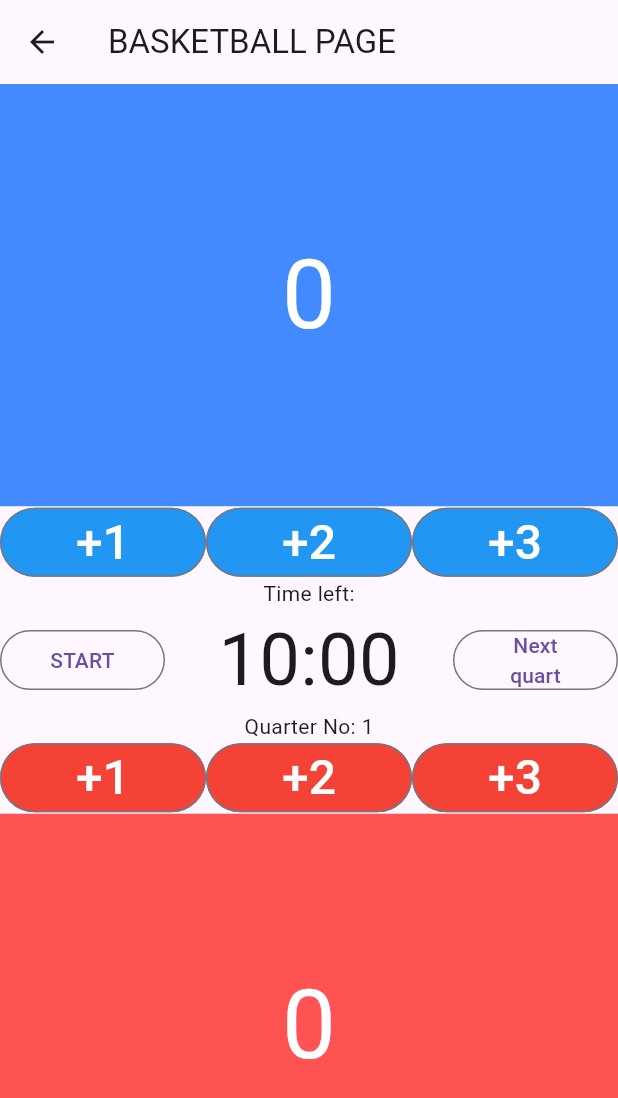
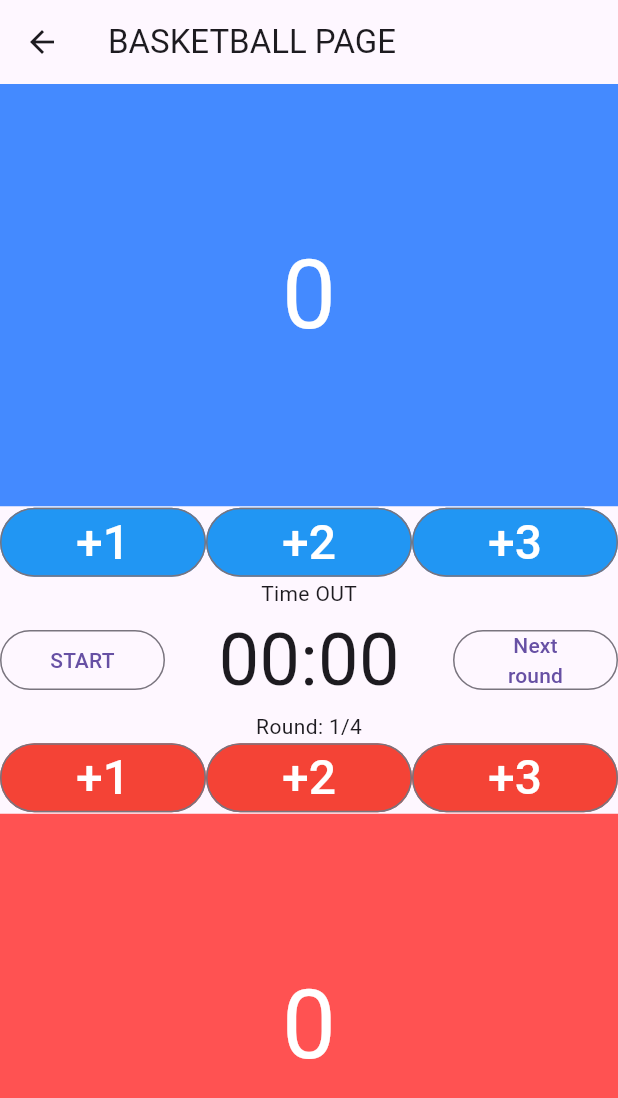
Before and after one commit to MateuszWisniewskii/Score-Counter, a Flutter app: the BasketBallPage screen opened by its route, after a tap on "+1", on a phone screen of 412 x 824 dp. Shown: the top 1098 px of the screen. Run offline on Flutter 3.47's test engine with Material 3 defaults, Android fonts, the phone set to English and light mode, and no system bars.

Commit message:
Przebudowa aplikacji. Możliwa customizacja zliczania punktów

```diff
--- a/lib/app_routes.dart
+++ b/lib/app_routes.dart
@@ -1,10 +1,10 @@
 import 'package:flutter/material.dart';
 import 'home_page.dart';
+import 'setup_page.dart';
 import 'basketball_page.dart';
-import 'settings_page.dart';
 
-Map<String,WidgetBuilder> appRoutes = {
-  '/': (BuildContext constext) => HomePage(),
-  '/basketballpage': (BuildContext context) => BasketBallPage(),
-  '/settingspage': (BuildContext context) => SettingsPage()
+Map<String, WidgetBuilder> appRoutes = {
+  '/': (BuildContext context) => const HomePage(),
+  '/setup': (BuildContext context) => SetupPage(),
+  '/basketballpage': (BuildContext context) => const BasketBallPage(),
 };
--- a/lib/basketball_controller.dart
+++ b/lib/basketball_controller.dart
@@ -5,19 +5,50 @@ class BasketballController extends ChangeNotifier {
   int score1 = 0;
   int score2 = 0;
   int quart = 1;
-  int time = 600; // 10 minut
+  int time = 0;
+
+  int totalRounds = 4;
+  int initialTime = 600;
+  int maxPointsPerShot = 3;
+  bool trackTeam1 = true;
+  bool trackTeam2 = true;
+  bool useTimer = true;
+
   Timer? _timer;
   bool isRunning = false;
 
+  void setupGame({
+    required int timeMinutes,
+    required int totalRounds,
+    required int maxPoints,
+    required bool team1,
+    required bool team2,
+    required bool useTimer,
+  }) {
+    score1 = 0;
+    score2 = 0;
+    quart = 1;
+
+    initialTime = timeMinutes * 60;
+    time = initialTime;
+    this.totalRounds = totalRounds;
+    maxPointsPerShot = maxPoints;
+    trackTeam1 = team1;
+    trackTeam2 = team2;
+    this.useTimer = useTimer;
+
+    notifyListeners();
+  }
+
   void scoreUp(int points, int team) {
-    if (_timer != null && _timer!.isActive) {
-      if (team == 1) {
-        score1 += points;
-      } else {
-        score2 += points;
-      }
-      notifyListeners();
+    if (useTimer && (_timer == null || !_timer!.isActive)) return;
+
+    if (team == 1 && trackTeam1) {
+      score1 += points;
+    } else if (team == 2 && trackTeam2) {
+      score2 += points;
     }
+    notifyListeners();
   }
 
   void _startTimer() {
@@ -49,8 +80,10 @@ class BasketballController extends ChangeNotifier {
   }
 
   void nextQuart() {
-    if ((_timer != null && _timer!.isActive) || time != 0 || quart >= 4) return;
-    time = 600;
+    if ((useTimer && (time > 0 || (_timer?.isActive ?? false))) ||
+        quart >= totalRounds) return;
+
+    time = initialTime;
     quart++;
     notifyListeners();
   }
@@ -61,7 +94,8 @@ class BasketballController extends ChangeNotifier {
     return "$minutes:$seconds";
   }
 
-  void summary(){
-
+  void summary() {
+    stopTimer();
+    // Tu możesz dorobić np. ekran z podsumowaniem wyników
   }
 }
--- a/lib/basketball_page.dart
+++ b/lib/basketball_page.dart
@@ -1,140 +1,101 @@
 import 'package:flutter/material.dart';
-import 'dart:async';
-
 import 'package:provider/provider.dart';
 import 'package:score_counter/basketball_controller.dart';
 
-class BasketBallPage extends StatefulWidget {
+class BasketBallPage extends StatelessWidget {
   const BasketBallPage({super.key});
 
-  @override
-  State<BasketBallPage> createState() => _BasketBallPageState();
+  List<Widget> _buildScoreButtons(BasketballController value, int team) {
+    return List.generate(value.maxPointsPerShot, (i) {
+      final points = i + 1;
+      return Expanded(
+        child: OutlinedButton(
+          onPressed: () => value.scoreUp(points, team),
+          style: TextButton.styleFrom(
+            backgroundColor: team == 1 ? Colors.blue : Colors.red,
+          ),
+          child: Text(
+            "+$points",
+            style: const TextStyle(color: Colors.white, fontSize: 32),
+          ),
+        ),
+      );
+    });
   }
-
-class _BasketBallPageState extends State<BasketBallPage> {
 
   @override
   Widget build(BuildContext context) {
-    return Consumer<BasketballController>(builder: (context, value, child) => Scaffold(
-      appBar: AppBar(title: Text("BASKETBALL PAGE")),
+    return Consumer<BasketballController>(
+      builder: (context, value, child) => Scaffold(
+        appBar: AppBar(title: const Text("BASKETBALL PAGE")),
         body: Column(
-        //mainAxisAlignment: MainAxisAlignment.spaceEvenly,
           children: [
-          //////////////////////////////////////////////////////////////////////
-          // First team section
-          //////////////////////////////////////////////////////////////////////
+            if (value.trackTeam1) ...[
               Expanded(
                 child: Container(
                   alignment: Alignment.center,
                   color: Colors.blueAccent,
                   child: Text(
                     value.score1.toString(),
-                style: TextStyle(color: Colors.white, fontSize: 64),
+                    style: const TextStyle(color: Colors.white, fontSize: 64),
                   ),
                 ),
               ),
               Row(
                 mainAxisAlignment: MainAxisAlignment.spaceEvenly,
+                children: _buildScoreButtons(value, 1),
+              ),
+            ],
+            if (value.useTimer) ...[
+              Row(
+                mainAxisAlignment: MainAxisAlignment.spaceBetween,
                 children: [
-              Expanded(
+                  SizedBox(
+                    width: 110.0,
                     child: OutlinedButton(
-                  onPressed: () => value.scoreUp(1, 1),
+                      onPressed: value.toggleTimer,
                       child: Text(
-                    "+1",
-                    style: TextStyle(color: Colors.white, fontSize: 32),
-                  ),
-                  style: TextButton.styleFrom(backgroundColor: Colors.blue),
+                        value.isRunning ? "STOP" : "START",
+                        textAlign: TextAlign.center,
                       ),
                     ),
-              Expanded(
+                  ),
+                  Column(
+                    children: [
+                      Text(
+                        value.time == 0 ? "Time OUT" : "Time left:",
+                        textAlign: TextAlign.center,
+                      ),
+                      Text(
+                        value.formatTime(),
+                        textAlign: TextAlign.center,
+                        style: const TextStyle(fontSize: 48),
+                      ),
+                      Text("Round: ${value.quart}/${value.totalRounds}",
+                          textAlign: TextAlign.center),
+                    ],
+                  ),
+                  SizedBox(
+                    width: 110.0,
                     child: OutlinedButton(
-                  onPressed: () => value.scoreUp(2, 1),
+                      onPressed: value.quart < value.totalRounds
+                          ? () => value.nextQuart()
+                          : () => value.summary(),
                       child: Text(
-                    "+2",
-                    style: TextStyle(color: Colors.white, fontSize: 32),
+                        value.quart < value.totalRounds
+                            ? "Next round"
+                            : "Summary",
+                        textAlign: TextAlign.center,
                       ),
-                  style: TextButton.styleFrom(backgroundColor: Colors.blue),
-                ),
-              ),
-              Expanded(
-                child: OutlinedButton(
-                  onPressed: () => value.scoreUp(3, 1),
-                  child: Text(
-                    "+3",
-                    style: TextStyle(color: Colors.white, fontSize: 32),
-                  ),
-                  style: TextButton.styleFrom(backgroundColor: Colors.blue),
                     ),
                   ),
                 ],
               ),
-          //////////////////////////////////////////////////////////////////////
-          // Time control section
-          //////////////////////////////////////////////////////////////////////
-          Row(
-            mainAxisAlignment: MainAxisAlignment.spaceBetween,
-            children: [
-              Container(
-                width: 110.0,
-                child: OutlinedButton(
-                  onPressed: value.toggleTimer,
-                  child: Text(value.isRunning ? "STOP" : "START", textAlign: TextAlign.center),
-                ),
-              ),
-              Column(
-                children: [
-                  Text(value.time == 0 ? "Time OUT" : "Time left:", textAlign: TextAlign.center),
-                  Text(value.formatTime(), textAlign: TextAlign.center, style: TextStyle(fontSize: 48)),
-                  Text("Quarter No: ${value.quart}", textAlign: TextAlign.center),
             ],
-              ),
-              Container(
-                width: 110.0,
-                child: OutlinedButton(
-                  onPressed:
-                      value.quart <= 4 ? () => value.nextQuart() : () => value.summary(),
-                  child: Text(value.quart < 4 ? "Next quart" : "Summary", textAlign: TextAlign.center),
-                ),
-              ),
-            ],
-          ),
-          //////////////////////////////////////////////////////////////////////
-          // Second team section
-          //////////////////////////////////////////////////////////////////////
+            if (value.trackTeam2) ...[
               Row(
                 mainAxisAlignment: MainAxisAlignment.spaceEvenly,
-            children: [
-              Expanded(
-                child: OutlinedButton(
-                  onPressed: () => value.scoreUp(1, 2),
-                  child: Text(
-                    "+1",
-                    style: TextStyle(color: Colors.white, fontSize: 32),
-                  ),
-                  style: TextButton.styleFrom(backgroundColor: Colors.red),
-                ),
-              ),
-              Expanded(
-                child: OutlinedButton(
-                  onPressed: () => value.scoreUp(2, 2),
-                  child: Text(
-                    "+2",
-                    style: TextStyle(color: Colors.white, fontSize: 32),
-                  ),
-                  style: TextButton.styleFrom(backgroundColor: Colors.red),
-                ),
-              ),
-              Expanded(
-                child: OutlinedButton(
-                  onPressed: () => value.scoreUp(3, 2),
-                  child: Text(
-                    "+3",
-                    style: TextStyle(color: Colors.white, fontSize: 32),
-                  ),
-                  style: TextButton.styleFrom(backgroundColor: Colors.red),
-                ),
-              ),
-            ],
+                children: _buildScoreButtons(value, 2),
               ),
               Expanded(
                 child: Container(
@@ -142,12 +103,14 @@ class _BasketBallPageState extends State<BasketBallPage> {
                   color: Colors.redAccent,
                   child: Text(
                     value.score2.toString(),
-                style: TextStyle(color: Colors.white, fontSize: 64),
+                    style: const TextStyle(color: Colors.white, fontSize: 64),
                   ),
                 ),
               ),
             ],
+          ],
         ),
-    ),);
+      ),
+    );
   }
 }
```
Also changed, not shown: lib/home_page.dart (+6 -9 lines), lib/setup_page.dart (added, +89 -0 lines), 1 other file. Lines whose indentation alone changed are shown as unchanged.
